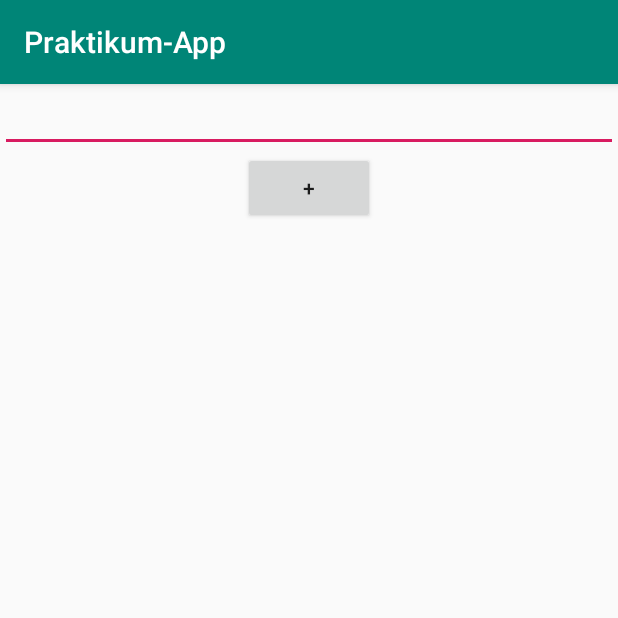
After one commit to LennartPaciner/app-praktikum, an Android app: the EinkaufsListe screen opened directly, with no data from a screen before it, on a phone screen of 412 x 824 dp, the top half of it. The commit adds this screen. Run offline under Robolectric (Android 15) with nearby library versions, the phone set to English and light mode, and no system bars.

Commit message:
datenbank erstellt

```diff
--- a/praktikum/app/src/main/AndroidManifest.xml
+++ b/praktikum/app/src/main/AndroidManifest.xml
@@ -9,6 +9,7 @@
         android:roundIcon="@mipmap/ic_launcher_round"
         android:supportsRtl="true"
         android:theme="@style/AppTheme">
+        <activity android:name=".EinkaufsListe"></activity>
         <activity android:name=".MainActivity">
             <intent-filter>
                 <action android:name="android.intent.action.MAIN" />
--- /dev/null
+++ b/praktikum/app/src/main/java/com/example/praktikum/EinkaufsListe.java
@@ -0,0 +1,83 @@
+package com.example.praktikum;
+
+import androidx.appcompat.app.AppCompatActivity;
+
+import android.app.FragmentTransaction;
+import android.content.ContentValues;
+import android.database.sqlite.SQLiteDatabase;
+import android.os.Bundle;
+import android.view.View;
+import android.widget.Button;
+import android.widget.EditText;
+
+public class EinkaufsListe extends AppCompatActivity {
+
+    private EditText addItem;
+    private int amount = 1;
+    private SQLiteDatabase database;
+    private Button add;
+    private static final String TAG = "Einkaufsliste";
+
+    @Override
+    protected void onCreate(Bundle savedInstanceState) {
+        super.onCreate(savedInstanceState);
+        setContentView(R.layout.activity_einkaufs_liste);
+
+        EinkaufsListeDB einkaufsListe = new EinkaufsListeDB(this);
+        database = einkaufsListe.getWritableDatabase();
+
+        //MainFragment fragment = new MainFragment();
+        //FragmentTransaction transaction = getFragmentManager().beginTransaction();
+        //transaction.replace(R.id.container, fragment, "MainFragment");
+
+
+        addItem = findViewById(R.id.eddittext_item);
+        add = findViewById(R.id.button_add);
+
+        add.setOnClickListener(new View.OnClickListener() {
+            @Override
+            public void onClick(View v) {
+                addItemDB();
+
+            }
+        });
+
+    }
+
+    public void increase(){
+        amount++;
+
+    }
+
+    public void addItemDB(){
+        if (addItem.getText().toString().trim().length() == 0 || amount == 0){
+            return;
+        }
+        String name = addItem.getText().toString();
+
+        ContentValues cv = new ContentValues();
+        cv.put(DBHelper.GroceryEntry.COLUMN_ID,1);
+        cv.put(DBHelper.GroceryEntry.COLUMN_BARCODE, 12345);
+        cv.put(DBHelper.GroceryEntry.COLUMN_NAME, name);
+        cv.put(DBHelper.GroceryEntry.COLUMN_AMOUNT, 5);
+        cv.put(DBHelper.GroceryEntry.COLUMN_MHD, "2008-11-11");
+        cv.put(DBHelper.GroceryEntry.COLUMN_RESTOCK, 1);
+        database.insert(DBHelper.GroceryEntry.TABLE_NAME1, null, cv);
+        database.insert(DBHelper.GroceryEntry.TABLE_NAME2, null, cv);
+
+        //addItem.getText().clear();
+    }
+
+    public void removeItemDB(long id){
+        database.delete(DBHelper.GroceryEntry.TABLE_NAME1, DBHelper.GroceryEntry._ID + "=" + id, null);
+
+    }
+
+    public void updateItemDB(long id, ContentValues content){
+        database.update(DBHelper.GroceryEntry.TABLE_NAME1, content, DBHelper.GroceryEntry._ID + "=" + id, null);
+        //ContentValues con = new ContentValues();
+        //con.put(DBHelper.GroceryEntry.COLUMN_NAME, "nudel");
+        //con.put(DBHelper.GroceryEntry.COLUMN_AMOUNT, 10);
+        //updateItemDB(4, con);
+    }
+}
--- /dev/null
+++ b/praktikum/app/src/main/java/com/example/praktikum/EinkaufsListeDB.java
@@ -0,0 +1,47 @@
+package com.example.praktikum;
+
+import android.content.Context;
+import android.database.sqlite.SQLiteDatabase;
+import android.database.sqlite.SQLiteOpenHelper;
+import com.example.praktikum.DBHelper.*;
+
+import java.math.BigInteger;
+import java.sql.Date;
+
+import static java.sql.Types.BIT;
+
+public class EinkaufsListeDB extends SQLiteOpenHelper {
+    public static final String DATABASE_NAME = "DB23.db";
+    public static final int DATABASE_VERSION = 1;
+
+    public EinkaufsListeDB(Context context) {
+        super(context, DATABASE_NAME,null, DATABASE_VERSION);
+    }
+
+    @Override
+    public void onCreate(SQLiteDatabase db) {
+        final String SQL_CREATE_EINKAUFSLISTE_TABLE = "CREATE TABLE " + GroceryEntry.TABLE_NAME1 + " (" +
+                GroceryEntry.COLUMN_ID + " INTEGER PRIMARY KEY AUTOINCREMENT, "+ GroceryEntry.COLUMN_BARCODE +
+                " INTEGER NOT NULL, "  +GroceryEntry.COLUMN_NAME + " TEXT NOT NULL, "  +
+                GroceryEntry.COLUMN_AMOUNT + " INTEGER NOT NULL, " + GroceryEntry.COLUMN_MHD + " TEXT NOT NULL, " +
+                GroceryEntry.COLUMN_RESTOCK + " INTEGER NOT NULL);";
+        db.execSQL(SQL_CREATE_EINKAUFSLISTE_TABLE);
+
+        final String SQL_CREATE_VORRAT_TABLE = "CREATE TABLE " + GroceryEntry.TABLE_NAME2 + " (" + GroceryEntry.COLUMN_ID +
+                " INTEGER PRIMARY KEY AUTOINCREMENT, " + GroceryEntry.COLUMN_BARCODE +
+                " INTEGER NOT NULL, "  +GroceryEntry.COLUMN_NAME + " TEXT NOT NULL, "  +
+                GroceryEntry.COLUMN_AMOUNT + " INTEGER NOT NULL, " + GroceryEntry.COLUMN_MHD + " TEXT NOT NULL, " +
+                GroceryEntry.COLUMN_RESTOCK + " INTEGER NOT NULL);";
+        db.execSQL(SQL_CREATE_VORRAT_TABLE);
+
+    }
+
+
+    @Override
+    public void onUpgrade(SQLiteDatabase db, int oldVersion, int newVersion) {
+        db.execSQL("DROP TABLE IF EXISTS " + GroceryEntry.TABLE_NAME1);
+        db.execSQL("DROP TABLE IF EXISTS " + GroceryEntry.TABLE_NAME2);
+        onCreate(db);
+
+    }
+}
--- /dev/null
+++ b/praktikum/app/src/main/res/layout/activity_einkaufs_liste.xml
@@ -0,0 +1,27 @@
+<?xml version="1.0" encoding="utf-8"?>
+<RelativeLayout xmlns:android="http://schemas.android.com/apk/res/android"
+    xmlns:app="http://schemas.android.com/apk/res-auto"
+    xmlns:tools="http://schemas.android.com/tools"
+    android:layout_width="match_parent"
+    android:layout_height="match_parent"
+    tools:context=".EinkaufsListe">
+
+    <FrameLayout
+        android:id="@+id/container"
+
+        android:layout_width="wrap_content"
+        android:layout_height="wrap_content"/>
+
+    <EditText
+        android:id="@+id/eddittext_item"
+        android:layout_width="match_parent"
+        android:layout_height="wrap_content" />
+    <Button
+        android:id="@+id/button_add"
+        android:text="+"
+        android:layout_width="wrap_content"
+        android:layout_height="wrap_content"
+        android:layout_below="@+id/eddittext_item"
+        android:layout_centerHorizontal="true"/>
+
+</RelativeLayout>
```
Also changed, not shown: praktikum/app/src/main/java/com/example/praktikum/DBHelper.java (added, +20 -0 lines), praktikum/app/src/main/java/com/example/praktikum/MainActivity.java (+17 -0 lines).
